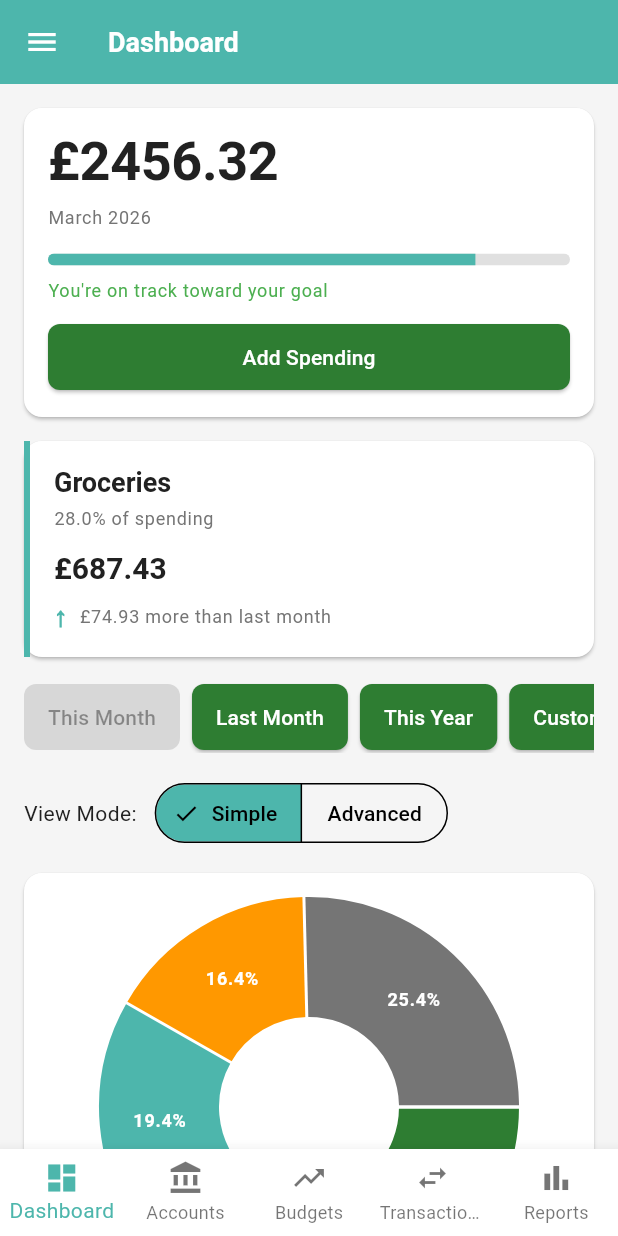
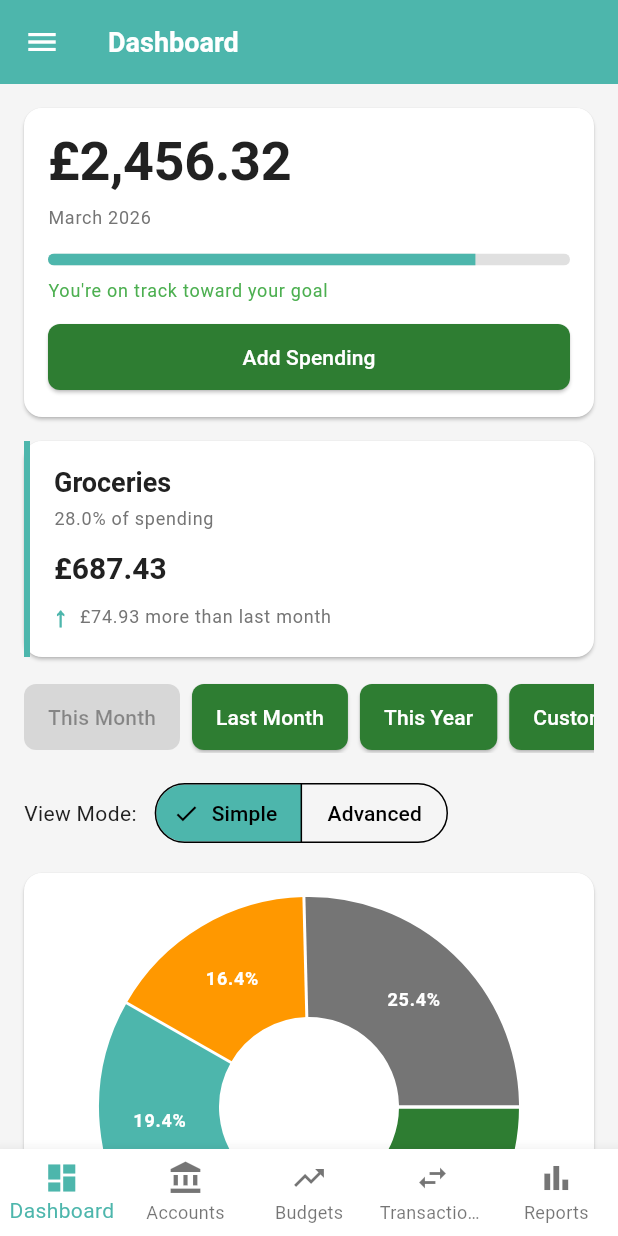
Before and after one commit to SETAP-3E/Budgetting-App, a Flutter app: the screen it shows after launch, on a phone screen of 412 x 824 dp. Run offline on Flutter 3.47's test engine with Material 3 defaults, Android fonts, the phone set to English and light mode, and no system bars; drawn by our look-alikes of fl_chart; our stand-ins replace dio, equatable, flutter_bloc, go_router.

Commit message:
Format all currency values as £x,xxx,xxx.xx

```diff
--- /dev/null
+++ b/frontend/lib/core/utils/currency_formatter.dart
@@ -0,0 +1,12 @@
+import 'package:intl/intl.dart';
+
+/// Formats a monetary amount as a GBP string with thousand separators.
+///
+/// Example: 1234567.89 → '£1,234,567.89'
+String formatCurrency(double amount) {
+  return NumberFormat.currency(
+    locale: 'en_GB',
+    symbol: '£',
+    decimalDigits: 2,
+  ).format(amount);
+}
--- a/frontend/lib/features/dashboard/presentation/widgets/category_card.dart
+++ b/frontend/lib/features/dashboard/presentation/widgets/category_card.dart
@@ -1,3 +1,4 @@
+import 'package:budgetting_frontend/core/utils/currency_formatter.dart';
 import 'package:flutter/material.dart';
 
 /// List item card displaying a category's rank, spending, and percentage.
@@ -118,7 +119,7 @@ class CategoryCard extends StatelessWidget {
                         Row(
                           children: [
                             Text(
-                              '£${amount.toStringAsFixed(2)}',
+                              formatCurrency(amount),
                               style: Theme.of(context).textTheme.bodySmall,
                             ),
                             const SizedBox(width: 8),
--- a/frontend/lib/features/dashboard/presentation/widgets/metric_card.dart
+++ b/frontend/lib/features/dashboard/presentation/widgets/metric_card.dart
@@ -1,3 +1,4 @@
+import 'package:budgetting_frontend/core/utils/currency_formatter.dart';
 import 'package:flutter/material.dart';
 
 /// Displays total spending for a period with optional goal progress.
@@ -40,7 +41,7 @@ class MetricCard extends StatelessWidget {
           children: [
             // Total spending amount (36pt bold)
             Text(
-              '£${totalSpending.toStringAsFixed(2)}',
+              formatCurrency(totalSpending),
               style: Theme.of(context).textTheme.displayLarge,
             ),
             const SizedBox(height: 8),
--- a/frontend/lib/features/dashboard/presentation/widgets/spending_chart.dart
+++ b/frontend/lib/features/dashboard/presentation/widgets/spending_chart.dart
@@ -1,3 +1,4 @@
+import 'package:budgetting_frontend/core/utils/currency_formatter.dart';
 import 'package:fl_chart/fl_chart.dart';
 import 'package:flutter/material.dart';
 
@@ -219,7 +220,7 @@ class _SpendingChartState extends State<SpendingChart> {
                 Expanded(
                   child: Text(
                     '${category['name']} • '
-                    '£${(category['amount'] as double).toStringAsFixed(2)}',
+                    '${formatCurrency(category['amount'] as double)}',
                     style: Theme.of(context).textTheme.labelSmall,
                   ),
                 ),
--- a/frontend/lib/features/dashboard/presentation/widgets/top_category_alert.dart
+++ b/frontend/lib/features/dashboard/presentation/widgets/top_category_alert.dart
@@ -1,3 +1,4 @@
+import 'package:budgetting_frontend/core/utils/currency_formatter.dart';
 import 'package:flutter/material.dart';
 
 /// Displays top category with month-over-month spending comparison.
@@ -53,9 +54,9 @@ class TopCategoryAlert extends StatelessWidget {
   String _getComparisonText() {
     final difference = (currentAmount - previousAmount).abs();
     if (currentAmount > previousAmount) {
-      return '£${difference.toStringAsFixed(2)} more than last month';
+      return '${formatCurrency(difference)} more than last month';
     } else if (currentAmount < previousAmount) {
-      return '£${difference.toStringAsFixed(2)} less than last month';
+      return '${formatCurrency(difference)} less than last month';
     } else {
       return 'Same as last month';
     }
@@ -118,7 +119,7 @@ class TopCategoryAlert extends StatelessWidget {
               const SizedBox(height: 12),
               // Current amount (20pt bold)
               Text(
-                '£${currentAmount.toStringAsFixed(2)}',
+                formatCurrency(currentAmount),
                 style: Theme.of(context).textTheme.titleLarge?.copyWith(
                   fontSize: 20,
                   fontWeight: FontWeight.bold,
--- a/frontend/lib/features/transactions/presentation/screens/transactions_screen.dart
+++ b/frontend/lib/features/transactions/presentation/screens/transactions_screen.dart
@@ -1,3 +1,4 @@
+import 'package:budgetting_frontend/core/utils/currency_formatter.dart';
 import 'package:budgetting_frontend/features/dashboard/presentation/widgets/app_footer.dart';
 import 'package:budgetting_frontend/features/dashboard/presentation/widgets/app_header.dart';
 import 'package:budgetting_frontend/features/transactions/data/datasources/transactions_api_client.dart';
@@ -160,7 +161,7 @@ class _TransactionTile extends StatelessWidget {
             : dateStr,
       ),
       trailing: Text(
-        '£${transaction.amount.toStringAsFixed(2)}',
+        formatCurrency(transaction.amount),
         style: TextStyle(
           fontWeight: FontWeight.w600,
           fontSize: 15,
```
